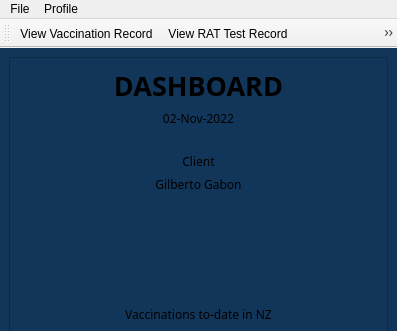
Before: the Qt Designer form MyCovidRecord/dashboard.ui in gagabon501/cs106-2, drawn with Qt 5; both pictures show x 0 to 397 and y 0 to 331 of the 397 by 907 pixel window.
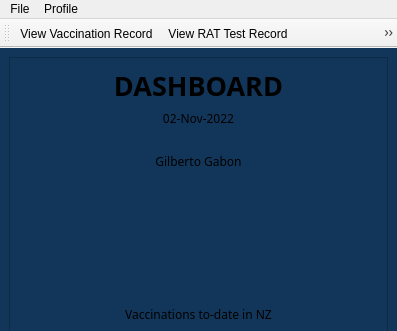
After: the same form once the commit is applied. Icons and pictures are not drawn.

```diff
--- a/MyCovidRecord/dashboard.ui
+++ b/MyCovidRecord/dashboard.ui
@@ -98,27 +98,6 @@
            </property>
           </widget>
          </item>
-         <item>
-          <widget class="QLabel" name="label_3">
-           <property name="sizePolicy">
-            <sizepolicy hsizetype="Preferred" vsizetype="Maximum">
-             <horstretch>0</horstretch>
-             <verstretch>0</verstretch>
-            </sizepolicy>
-           </property>
-           <property name="font">
-            <font>
-             <family>Raleway</family>
-            </font>
-           </property>
-           <property name="text">
-            <string>Client</string>
-           </property>
-           <property name="alignment">
-            <set>Qt::AlignCenter</set>
-           </property>
-          </widget>
-         </item>
          <item>
           <widget class="QLabel" name="label_2">
            <property name="sizePolicy">
```
